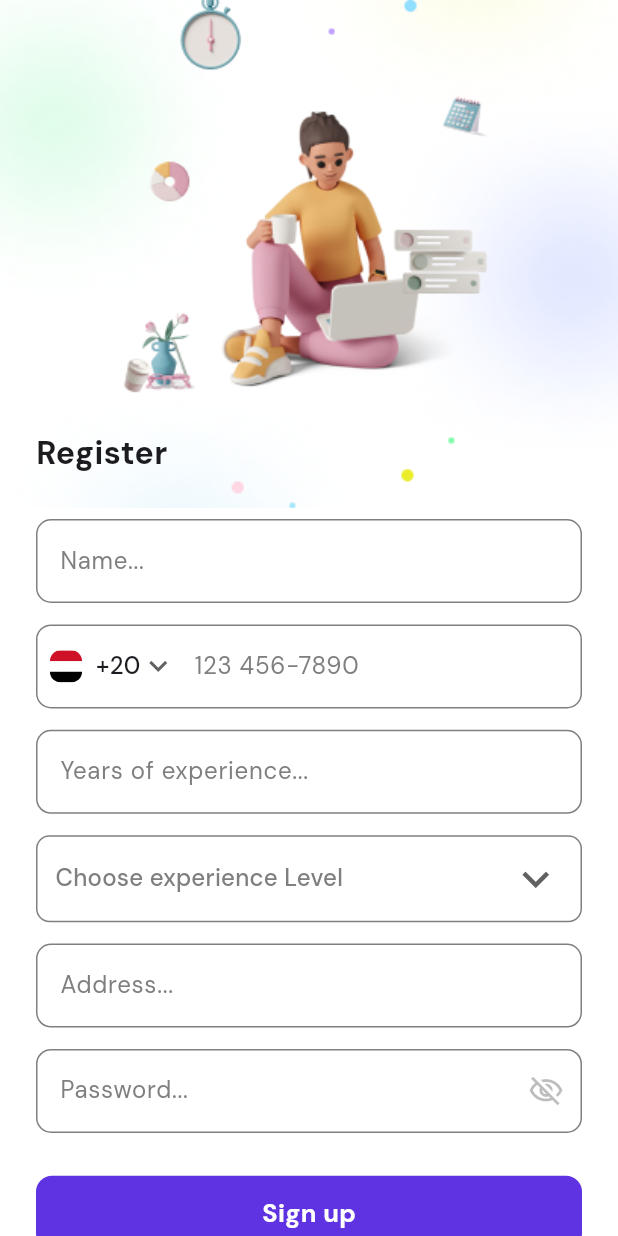
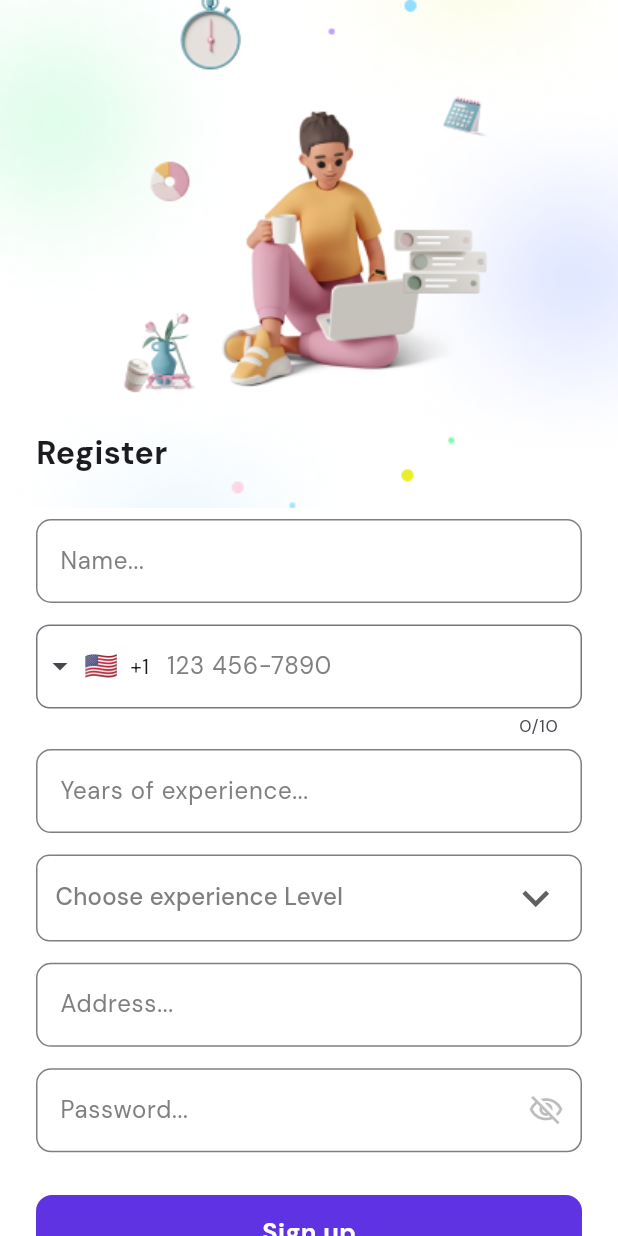
Before and after one commit to MuhamedElfdawy/Todo, a Flutter app: the RegisterScreen screen opened directly, on a phone screen of 412 x 824 dp. Run offline on Flutter 3.47's test engine with Material 3 defaults, Android fonts, the phone set to English and light mode, and no system bars; drawn by our look-alikes of intl_phone_field; our stand-ins replace animate_do, bloc, dartz, dio, dotted_border, equatable and 4 more; accounts and stored records are empty; statements that could not run were skipped.

Commit message:
create custom phone field

```diff
--- a/lib/features/auth/presentation/screens/login_screen.dart
+++ b/lib/features/auth/presentation/screens/login_screen.dart
@@ -21,7 +21,7 @@ class _LoginScreenState extends State<LoginScreen> {
         children: [
           SizedBox(
             height: 480.h,
-            child: Image.asset(ImgAssets.picture),
+            child: Image.asset(ImgAssets.picture,fit: BoxFit.fill,),
           ),
           BlocBuilder<BodyToggleCubit, bool>(
             builder: (context, showStartBody) =>
--- a/lib/features/auth/presentation/widgets/body_register_screen.dart
+++ b/lib/features/auth/presentation/widgets/body_register_screen.dart
@@ -8,6 +8,7 @@ import 'package:todo_app/feature/presentation/widgets/custom_drop_button.dart';
 import 'package:todo_app/feature/presentation/widgets/custom_text_button.dart';
 import 'package:todo_app/feature/presentation/widgets/custom_text_form.dart';
 import 'package:todo_app/features/auth/presentation/cubit/auth/auth_cubit.dart';
+import 'package:todo_app/features/auth/presentation/widgets/custom_phone_field.dart';
 
 
 class BodyRegisterScreen extends StatefulWidget {
@@ -19,12 +20,13 @@ class BodyRegisterScreen extends StatefulWidget {
 
 class _BodyRegisterScreenState extends State<BodyRegisterScreen> {
   final nameController = TextEditingController();
-  final phoneController = TextEditingController();
   final passwordController = TextEditingController();
   final experienceController = TextEditingController();
   final levelController = TextEditingController();
   final addressController = TextEditingController();
   String? selectedLevel;
+  String? countryCode;
+  String? number;
 
   final formKey = GlobalKey<FormState>();
 
@@ -40,11 +42,13 @@ class _BodyRegisterScreenState extends State<BodyRegisterScreen> {
               controller: nameController,
               hint: 'Name...',
             ),
-             CustomTextField(
-               controller: phoneController,
-              hint: '123 456-7890',
-              isPhoneNumber: true,
-            ),
+             SizedBox(height: 8.h,),
+             CustomPhoneField(
+                 onChange: (value){
+                   countryCode = value.countryCode;
+                   number = value.number;
+                 },
+             ),
             CustomTextField(
               controller: experienceController,
               hint: 'Years of experience...',
@@ -110,7 +114,7 @@ class _BodyRegisterScreenState extends State<BodyRegisterScreen> {
                     if(formKey.currentState!.validate()){
                       context.read<AuthCubit>().register(
                         name: nameController.text,
-                        phone: phoneController.text,
+                        phone: countryCode!+number!,
                         password: passwordController.text,
                         experience: int.parse(experienceController.text),
                         address: addressController.text,
--- /dev/null
+++ b/lib/features/auth/presentation/widgets/custom_phone_field.dart
@@ -0,0 +1,26 @@
+import 'package:flutter/material.dart';
+import 'package:flutter_screenutil/flutter_screenutil.dart';
+import 'package:intl_phone_field/intl_phone_field.dart';
+import 'package:intl_phone_field/phone_number.dart';
+import 'package:todo_app/core/utils/app_color.dart';
+
+class CustomPhoneField extends StatelessWidget {
+  final void Function(PhoneNumber) onChange;
+  const CustomPhoneField({super.key, required this.onChange,});
+
+  @override
+  Widget build(BuildContext context) {
+    return IntlPhoneField(
+      onChanged: onChange,
+      decoration: InputDecoration(
+        hintText: '123 456-7890',
+        hintStyle: const TextStyle(color: AppColors.hintColor),
+        border: OutlineInputBorder(
+          borderSide: const BorderSide(),
+          borderRadius: BorderRadius.circular(10.r),
+        ),
+
+      ),
+    );
+  }
+}
--- a/lib/features/todos/presentation/screens/home_screen.dart
+++ b/lib/features/todos/presentation/screens/home_screen.dart
@@ -8,6 +8,7 @@ import 'package:todo_app/feature/presentation/widgets/filter_active_button.dart'
 import 'package:todo_app/feature/presentation/widgets/floating_button.dart';
 import 'package:todo_app/features/todos/presentation/widgets/todo_list_view.dart';
 
+
 class HomeScreen extends StatefulWidget {
   const HomeScreen({super.key});
 
@@ -16,6 +17,8 @@ class HomeScreen extends StatefulWidget {
 }
 
 class _HomeScreenState extends State<HomeScreen> {
+
+  String activeButton = 'All';
   @override
   Widget build(BuildContext context) {
     return Scaffold(
--- a/pubspec.yaml
+++ b/pubspec.yaml
@@ -22,6 +22,7 @@ dependencies:
   dartz: ^0.10.1
   equatable: ^2.0.7
   shared_preferences: ^2.2.3
+  intl_phone_field: ^3.2.0
   flutter_svg: ^2.0.10
   animate_do: ^3.3.4
   dotted_border: ^2.1.0
```
Also changed, not shown: lib/config/routes/app_routes.dart (+6 -6 lines), lib/features/auth/presentation/widgets/body_login_screen.dart (+11 -5 lines), pubspec.lock.
